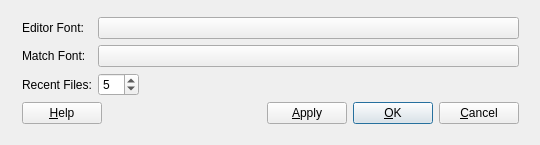
Above: kodos/prefsBA.ui from luksan/kodos before the change. Below: the same form after it.
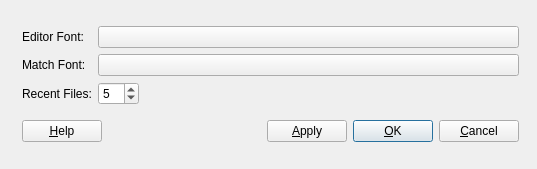
That is the form after the change.

Patch:
```diff
--- a/kodos/prefsBA.ui
+++ b/kodos/prefsBA.ui
@@ -6,8 +6,8 @@
    <rect>
     <x>0</x>
     <y>0</y>
-    <width>540</width>
-    <height>145</height>
+    <width>537</width>
+    <height>169</height>
    </rect>
   </property>
   <property name="windowTitle">
@@ -22,7 +22,7 @@
      <x>11</x>
      <y>6</y>
      <width>519</width>
-     <height>131</height>
+     <height>158</height>
     </rect>
    </property>
    <layout class="QVBoxLayout">
```
Left out of the diff: 11 changed lines with no effect on the pictures.
